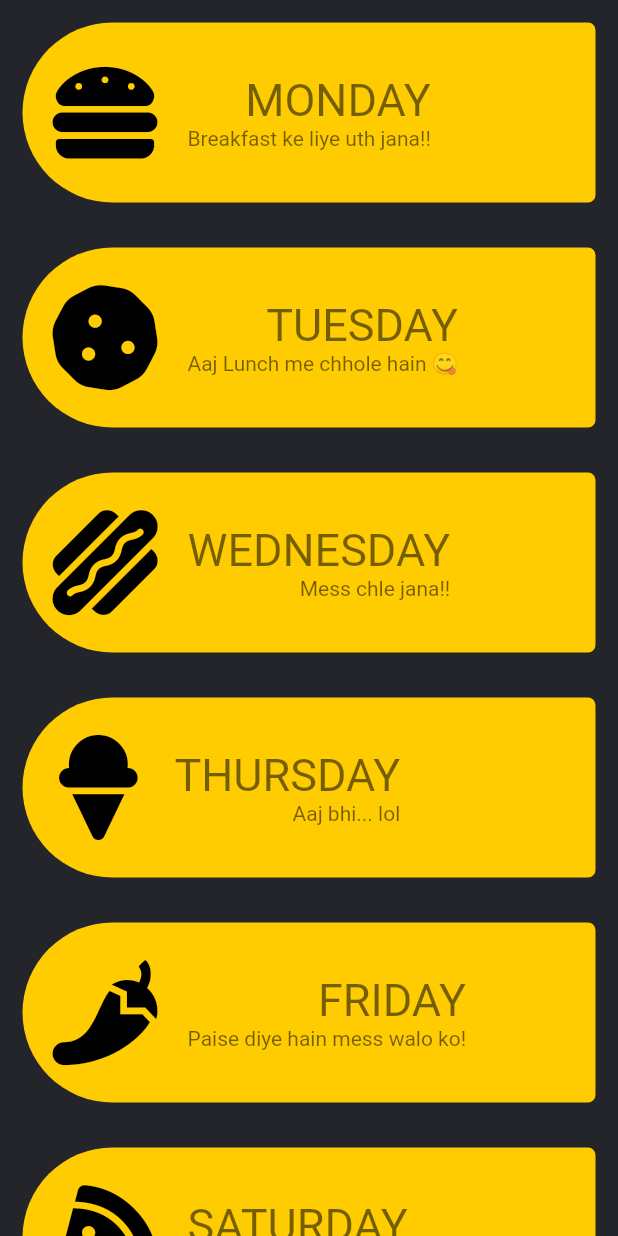
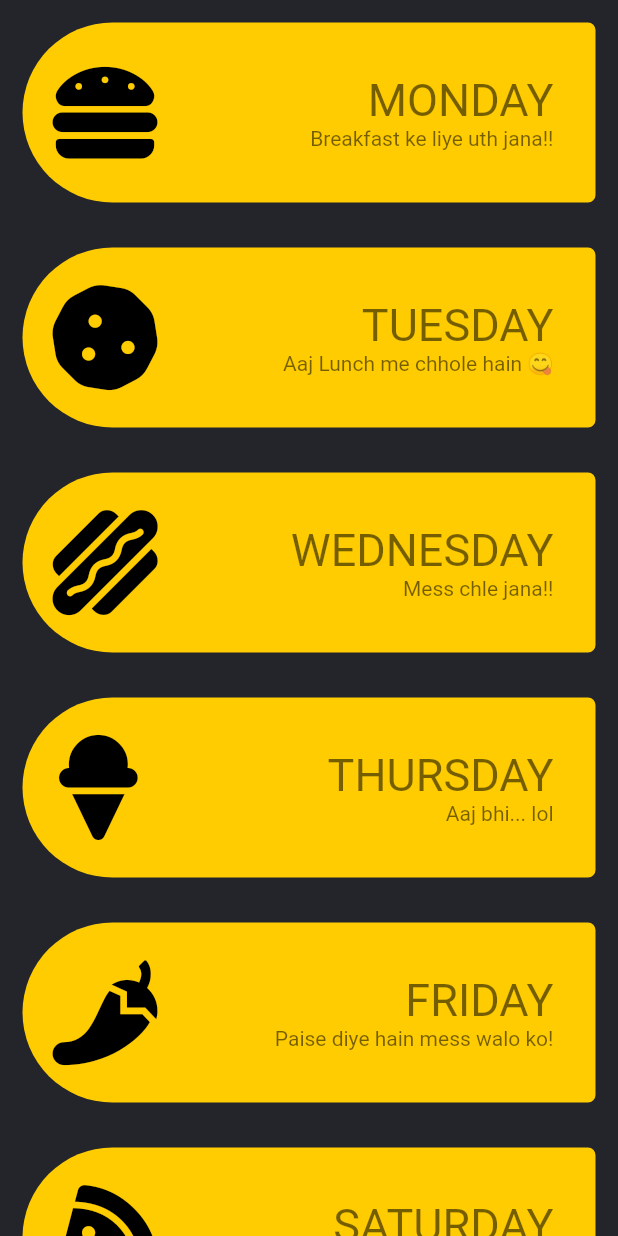
Before and after one commit to manishpandeyvp/dashboard, a Flutter app: the screen it shows after launch, on a phone screen of 412 x 824 dp. Run offline on Flutter 3.47's test engine with Material 2 defaults, Android fonts, the phone set to English and light mode, and no system bars; our stand-ins replace font_awesome_flutter; missing offline and left inert: slimy_card; Roboto replaces fonts that are missing (Poppins).

Commit message:
Corrected Card Child

```diff
--- a/lib/new_card_child.dart
+++ b/lib/new_card_child.dart
@@ -29,7 +29,10 @@ class newCardChild extends StatelessWidget {
               color: Colors.black,
             ),
           ),
-          Column(
+          Expanded(
+            child: Padding(
+              padding: const EdgeInsets.only(right: 28.0),
+              child: Column(
                 mainAxisAlignment: MainAxisAlignment.center,
                 crossAxisAlignment: CrossAxisAlignment.end,
                 children: <Widget>[
@@ -42,6 +45,8 @@ class newCardChild extends StatelessWidget {
                     style: TextStyle(color: Colors.black54),
                   )
                 ],
+              ),
+            ),
           )
         ],
       ),
```
Lines whose indentation alone changed are shown as unchanged.
